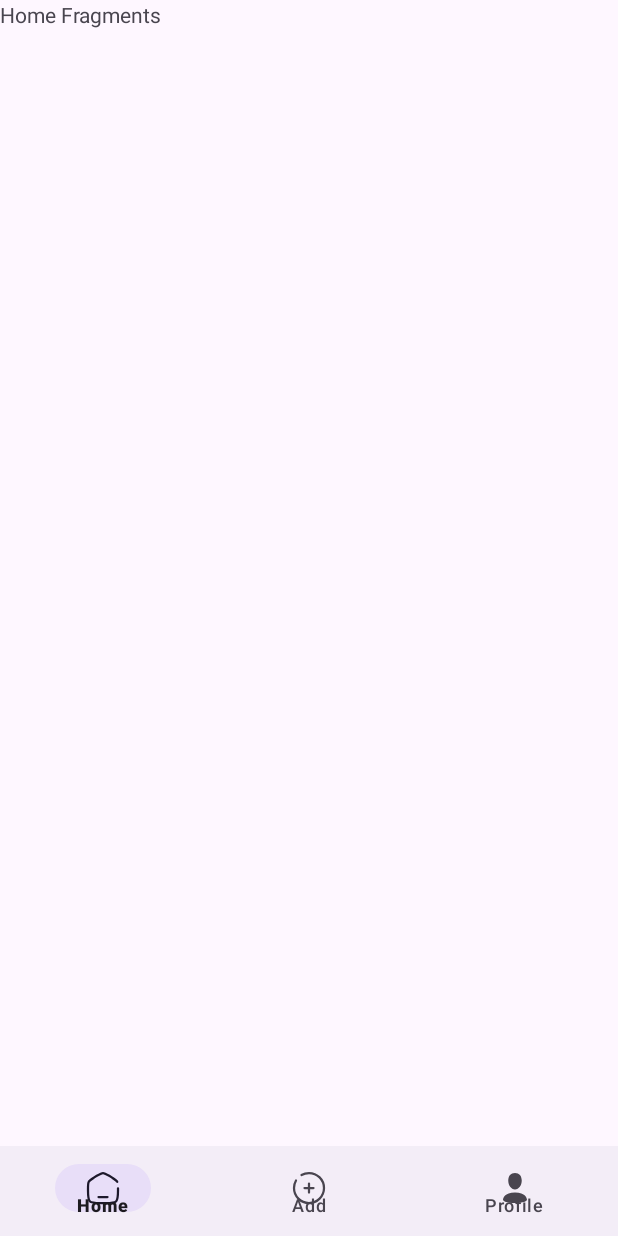
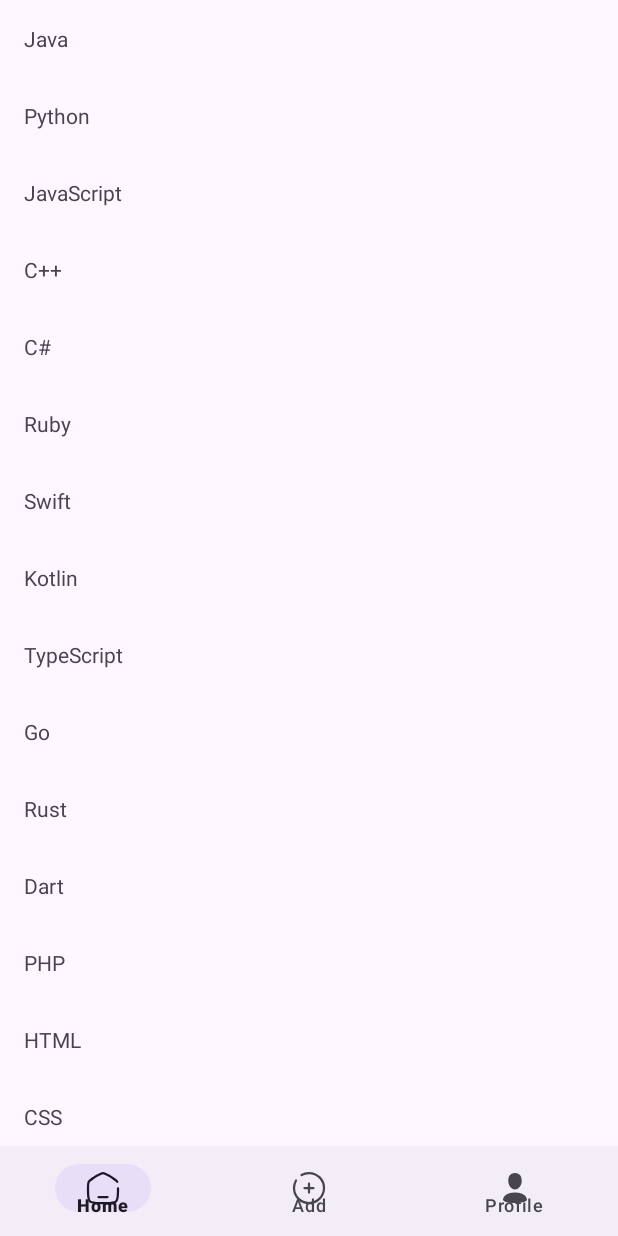
Before and after one commit to abhinav3254/pennypal, an Android app: the screen it shows after launch (MainActivity), on a phone screen of 412 x 824 dp. Run offline under Robolectric (Android 15) with nearby library versions, the phone set to English and light mode, and no system bars.

Commit message:
recycler view done

```diff
--- a/app/src/main/java/com/example/pennypal/HomeFragment.java
+++ b/app/src/main/java/com/example/pennypal/HomeFragment.java
@@ -1,14 +1,60 @@
 package com.example.pennypal;
 
+
+
+// HomeFragment.java
 import android.os.Bundle;
 import android.view.LayoutInflater;
 import android.view.View;
 import android.view.ViewGroup;
 import androidx.fragment.app.Fragment;
+import androidx.recyclerview.widget.LinearLayoutManager;
+import androidx.recyclerview.widget.RecyclerView;
+import com.example.pennypal.recyclerview.MyAdapter;
+import java.util.ArrayList;
+import java.util.List;
 
 public class HomeFragment extends Fragment {
+
+    private RecyclerView recyclerView;
+    private MyAdapter adapter;
+    private List<String> dataList;
+
     @Override
     public View onCreateView(LayoutInflater inflater, ViewGroup container, Bundle savedInstanceState) {
-        return inflater.inflate(R.layout.fragment_home, container, false);
+        View view = inflater.inflate(R.layout.fragment_home, container, false);
+
+        // Initialize RecyclerView
+        recyclerView = view.findViewById(R.id.recyclerView);
+        recyclerView.setLayoutManager(new LinearLayoutManager(getActivity()));
+
+        // Initialize data
+        dataList = new ArrayList<>();
+        dataList.add("Java");
+        dataList.add("Python");
+        dataList.add("JavaScript");
+        dataList.add("C++");
+        dataList.add("C#");
+        dataList.add("Ruby");
+        dataList.add("Swift");
+        dataList.add("Kotlin");
+        dataList.add("TypeScript");
+        dataList.add("Go");
+        dataList.add("Rust");
+        dataList.add("Dart");
+        dataList.add("PHP");
+        dataList.add("HTML");
+        dataList.add("CSS");
+        dataList.add("SQL");
+        dataList.add("Objective-C");
+        dataList.add("Scala");
+        dataList.add("R");
+        dataList.add("Shell Script");
+
+        // Initialize adapter and set it to RecyclerView
+        adapter = new MyAdapter(dataList);
+        recyclerView.setAdapter(adapter);
+
+        return view;
     }
 }
--- /dev/null
+++ b/app/src/main/java/com/example/pennypal/recyclerview/MyAdapter.java
@@ -0,0 +1,47 @@
+package com.example.pennypal.recyclerview;
+
+// MyAdapter.java
+import android.view.LayoutInflater;
+import android.view.View;
+import android.view.ViewGroup;
+import android.widget.TextView;
+import androidx.recyclerview.widget.RecyclerView;
+
+import com.example.pennypal.R;
+
+import java.util.List;
+
+public class MyAdapter extends RecyclerView.Adapter<MyAdapter.ViewHolder> {
+
+    private List<String> data; // Replace 'String' with the type of your data
+
+    public MyAdapter(List<String> data) {
+        this.data = data;
+    }
+
+    @Override
+    public ViewHolder onCreateViewHolder(ViewGroup parent, int viewType) {
+        View view = LayoutInflater.from(parent.getContext()).inflate(R.layout.recycler_item, parent, false);
+        return new ViewHolder(view);
+    }
+
+    @Override
+    public void onBindViewHolder(ViewHolder holder, int position) {
+        holder.textViewTitle.setText(data.get(position));
+        // Bind other data as needed
+    }
+
+    @Override
+    public int getItemCount() {
+        return data.size();
+    }
+
+    public static class ViewHolder extends RecyclerView.ViewHolder {
+        public TextView textViewTitle;
+
+        public ViewHolder(View itemView) {
+            super(itemView);
+            textViewTitle = itemView.findViewById(R.id.textViewTitle);
+        }
+    }
+}
--- a/app/src/main/res/layout/fragment_home.xml
+++ b/app/src/main/res/layout/fragment_home.xml
@@ -3,12 +3,21 @@
     xmlns:tools="http://schemas.android.com/tools"
     android:layout_width="match_parent"
     android:layout_height="match_parent"
+    xmlns:app="http://schemas.android.com/apk/res-auto"
     tools:context=".HomeFragment">
 
-    <!-- TODO: Update blank fragment layout -->
-    <TextView
+    <androidx.constraintlayout.widget.ConstraintLayout
         android:layout_width="match_parent"
-        android:layout_height="match_parent"
-        android:text="Home Fragments" />
+        android:layout_height="match_parent">
+        <androidx.recyclerview.widget.RecyclerView
+            android:id="@+id/recyclerView"
+            android:layout_width="match_parent"
+            android:layout_height="match_parent"
+            app:layout_constraintLeft_toLeftOf="parent"
+            app:layout_constraintRight_toRightOf="parent"
+            app:layout_constraintTop_toTopOf="parent"
+            app:layout_constraintBottom_toBottomOf="parent"
+            />
+    </androidx.constraintlayout.widget.ConstraintLayout>
 
 </FrameLayout>
--- /dev/null
+++ b/app/src/main/res/layout/recycler_item.xml
@@ -0,0 +1,16 @@
+<?xml version="1.0" encoding="utf-8"?>
+<LinearLayout
+    xmlns:android="http://schemas.android.com/apk/res/android"
+    android:layout_width="match_parent"
+    android:layout_height="wrap_content"
+    android:orientation="vertical"
+    android:padding="16dp">
+
+    <TextView
+        android:id="@+id/textViewTitle"
+        android:layout_width="wrap_content"
+        android:layout_height="wrap_content"
+        android:text="Title" />
+
+
+</LinearLayout>
```
